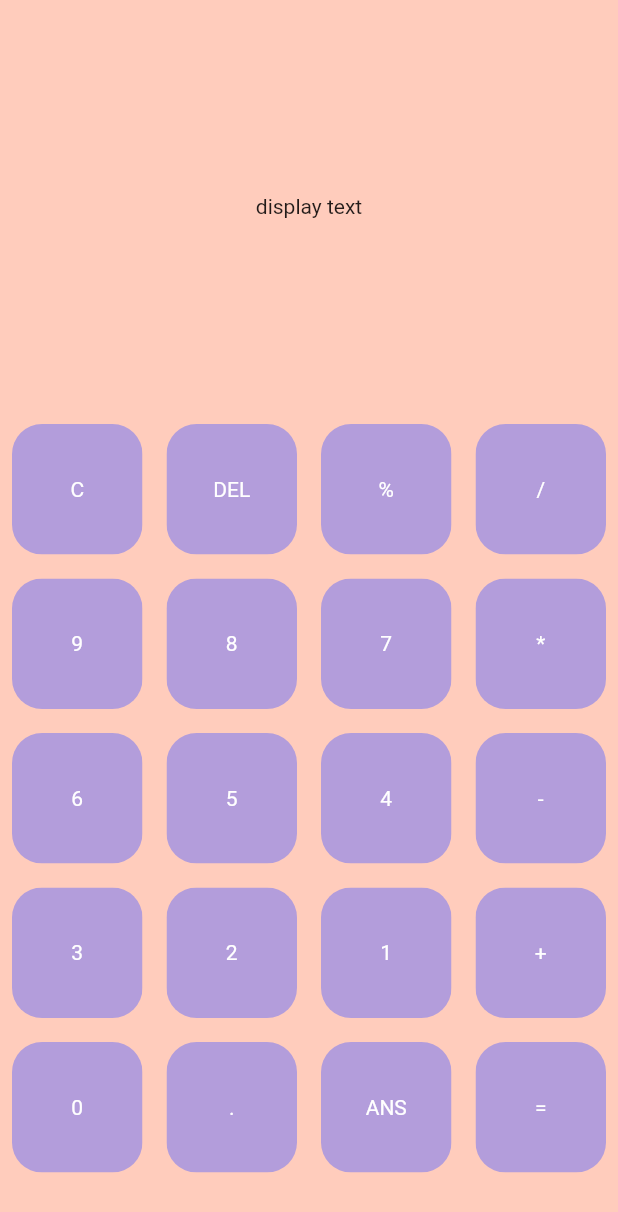
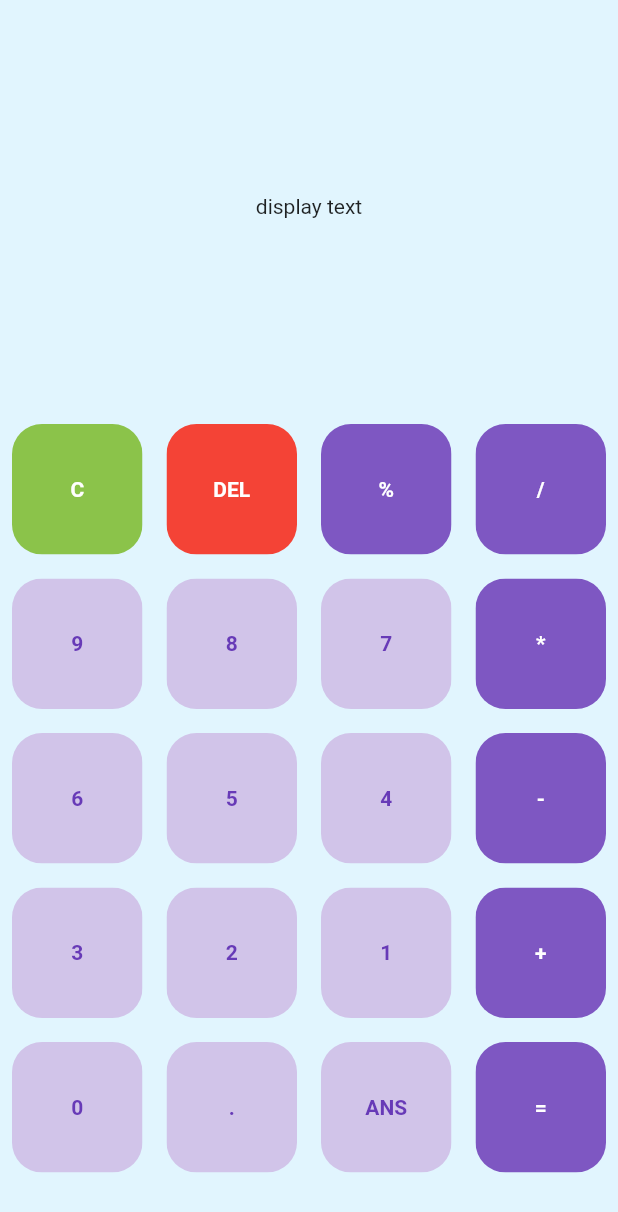
Before and after one commit to ashishkarki/Flutter-Projects-Practice, a Flutter app: the screen it shows after launch, on a phone screen of 412 x 824 dp. Shown: the top 1212 px of the screen. Run offline on Flutter 3.47's test engine with Material 2 defaults, Android fonts, the phone set to English and light mode, and no system bars; Roboto replaces fonts that are missing (RobotoMono-BoldItalic).

Commit message:
finalized text colors and background colors for the buttons

```diff
--- a/flutter_simple_calculator/lib/calculator_button.dart
+++ b/flutter_simple_calculator/lib/calculator_button.dart
@@ -22,7 +22,7 @@ class CalculatorButton extends StatelessWidget {
           child: Center(
             child: Text(
               buttonText,
-              style: TextStyle(color: textColor),
+              style: TextStyle(color: textColor, fontWeight: FontWeight.bold),
             ),
           ),
         ),
--- a/flutter_simple_calculator/lib/constants.dart
+++ b/flutter_simple_calculator/lib/constants.dart
@@ -1,22 +1,31 @@
-const List<String> buttonTexts = [
+const List<String> operatorButtonTexts = [
+  '%',
+  '/',
+  '*',
+  '-',
+  '+',
+  '=',
+];
+
+final List<String> buttonTexts = [
   'C',
   'DEL',
-  '%',
-  '/',
+  operatorButtonTexts[0],
+  operatorButtonTexts[1],
   '9',
   '8',
   '7',
-  '*',
+  operatorButtonTexts[2],
   '6',
   '5',
   '4',
-  '-',
+  operatorButtonTexts[3],
   '3',
   '2',
   '1',
-  '+',
+  operatorButtonTexts[4],
   '0',
   '.',
   'ANS',
-  '=',
+  operatorButtonTexts[5],
 ];
--- a/flutter_simple_calculator/lib/home_page.dart
+++ b/flutter_simple_calculator/lib/home_page.dart
@@ -13,8 +13,12 @@ class _HomePageState extends State<HomePage> {
 
   @override
   Widget build(BuildContext context) {
+    bool isOperator(String symbol) {
+      return constants.operatorButtonTexts.contains(symbol);
+    }
+
     return Scaffold(
-      backgroundColor: Colors.deepOrange[100],
+      backgroundColor: Colors.lightBlue[50],
       body: Column(
         children: [
           Expanded(
@@ -36,12 +40,31 @@ class _HomePageState extends State<HomePage> {
                     // crossAxisSpacing: 4.0,
                     // mainAxisSpacing: 4.0,
                   ),
-                  itemBuilder: (BuildContext ctx, int itemIdx) =>
-                      CalculatorButton(
-                    textColor: Colors.white,
-                    backgroundColor: Colors.deepPurple[200],
-                    buttonText: buttonTexts[itemIdx],
-                  ),
+                  itemBuilder: (BuildContext ctx, int itemIdx) {
+                    if (itemIdx == 0) {
+                      return CalculatorButton(
+                        textColor: Colors.white,
+                        backgroundColor: Colors.lightGreen,
+                        buttonText: buttonTexts[itemIdx],
+                      );
+                    } else if (itemIdx == 1) {
+                      return CalculatorButton(
+                        textColor: Colors.white,
+                        backgroundColor: Colors.red,
+                        buttonText: buttonTexts[itemIdx],
+                      );
+                    } else {
+                      return CalculatorButton(
+                        textColor: isOperator(buttonTexts[itemIdx])
+                            ? Colors.white
+                            : Colors.deepPurple,
+                        backgroundColor: isOperator(buttonTexts[itemIdx])
+                            ? Colors.deepPurple[400]
+                            : Colors.deepPurple[100],
+                        buttonText: buttonTexts[itemIdx],
+                      );
+                    }
+                  },
                   itemCount: buttonTexts.length,
                 ),
               ),
--- a/flutter_simple_calculator/lib/main.dart
+++ b/flutter_simple_calculator/lib/main.dart
@@ -11,6 +11,9 @@ class MyApp extends StatelessWidget {
   Widget build(BuildContext context) {
     return MaterialApp(
       debugShowCheckedModeBanner: false,
+      theme: ThemeData(
+        fontFamily: 'RobotoMono-BoldItalic',
+      ),
       home: HomePage(),
     );
   }
```
Also changed, not shown: flutter_simple_calculator/pubspec.yaml (+9 -6 lines), flutter_simple_calculator/assets/fonts/Roboto_Mono/LICENSE.txt (added), flutter_simple_calculator/assets/fonts/Roboto_Mono/RobotoMono-Bold.ttf (added), flutter_simple_calculator/assets/fonts/Roboto_Mono/RobotoMono-BoldItalic.ttf (added), flutter_simple_calculator/assets/fonts/Roboto_Mono/RobotoMono-Italic.ttf (added), flutter_simple_calculator/assets/fonts/Roboto_Mono/RobotoMono-Light.ttf (added), flutter_simple_calculator/assets/fonts/Roboto_Mono/RobotoMono-LightItalic.ttf (added), flutter_simple_calculator/assets/fonts/Roboto_Mono/RobotoMono-Medium.ttf (added), flutter_simple_calculator/assets/fonts/Roboto_Mono/RobotoMono-MediumItalic.ttf (added), flutter_simple_calculator/assets/fonts/Roboto_Mono/RobotoMono-Regular.ttf (added), flutter_simple_calculator/assets/fonts/Roboto_Mono/RobotoMono-Thin.ttf (added), flutter_simple_calculator/assets/fonts/Roboto_Mono/RobotoMono-ThinItalic.ttf (added).
